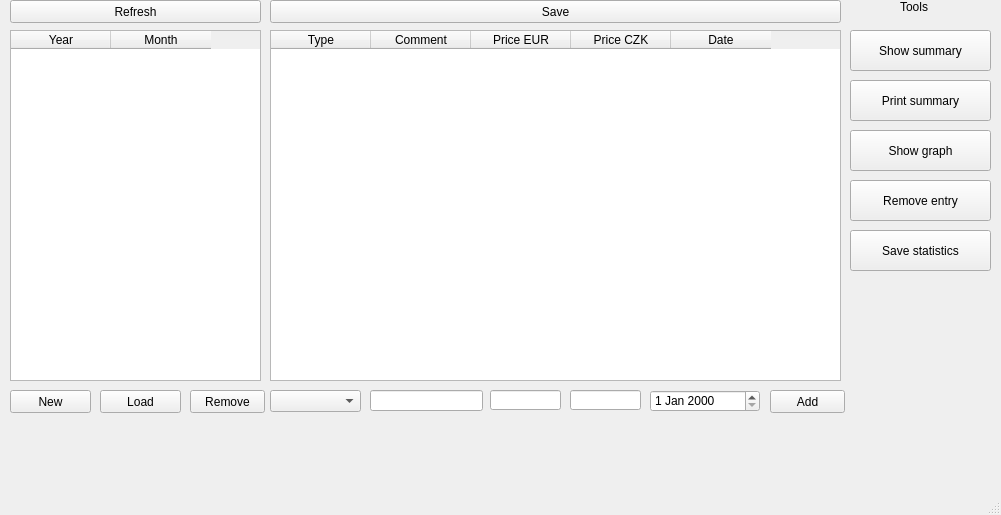
This is ui/mainwindow.ui in FoxMD/Finance as Qt 5 draws it before an edit. The edited form follows.
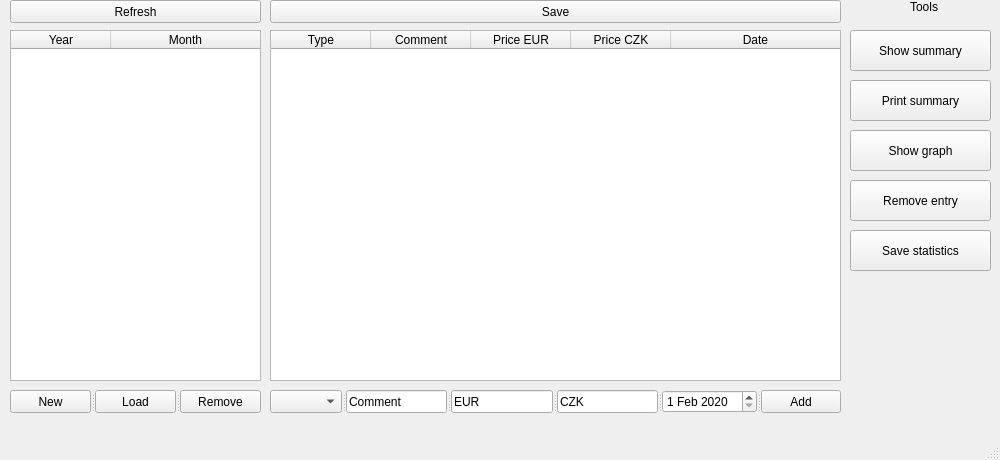
This is the edited form.

Commit message: xls read/write

```diff
--- a/ui/mainwindow.ui
+++ b/ui/mainwindow.ui
@@ -6,10 +6,16 @@
    <rect>
     <x>0</x>
     <y>0</y>
-    <width>1001</width>
-    <height>515</height>
+    <width>1000</width>
+    <height>460</height>
    </rect>
   </property>
+  <property name="sizePolicy">
+   <sizepolicy hsizetype="Fixed" vsizetype="Fixed">
+    <horstretch>0</horstretch>
+    <verstretch>0</verstretch>
+   </sizepolicy>
+  </property>
   <property name="windowTitle">
    <string>Finance</string>
   </property>
@@ -36,6 +42,18 @@
       <height>351</height>
      </rect>
     </property>
+    <property name="frameShadow">
+     <enum>QFrame::Sunken</enum>
+    </property>
+    <property name="sortingEnabled">
+     <bool>true</bool>
+    </property>
+    <attribute name="horizontalHeaderStretchLastSection">
+     <bool>true</bool>
+    </attribute>
+    <attribute name="verticalHeaderStretchLastSection">
+     <bool>false</bool>
+    </attribute>
     <column>
      <property name="text">
       <string>Year</string>
@@ -47,32 +65,6 @@
      </property>
     </column>
    </widget>
-   <widget class="QPushButton" name="newButton">
-    <property name="geometry">
-     <rect>
-      <x>10</x>
-      <y>390</y>
-      <width>81</width>
-      <height>23</height>
-     </rect>
-    </property>
-    <property name="text">
-     <string>New</string>
-    </property>
-   </widget>
-   <widget class="QPushButton" name="loadButton">
-    <property name="geometry">
-     <rect>
-      <x>100</x>
-      <y>390</y>
-      <width>81</width>
-      <height>23</height>
-     </rect>
-    </property>
-    <property name="text">
-     <string>Load</string>
-    </property>
-   </widget>
    <widget class="QTableWidget" name="tableWidget_2">
     <property name="geometry">
      <rect>
@@ -88,6 +80,12 @@
     <attribute name="horizontalHeaderCascadingSectionResizes">
      <bool>false</bool>
     </attribute>
+    <attribute name="horizontalHeaderStretchLastSection">
+     <bool>true</bool>
+    </attribute>
+    <attribute name="verticalHeaderStretchLastSection">
+     <bool>false</bool>
+    </attribute>
     <column>
      <property name="text">
       <string>Type</string>
@@ -114,69 +112,6 @@
      </property>
     </column>
    </widget>
-   <widget class="QPushButton" name="addButton">
-    <property name="geometry">
-     <rect>
-      <x>770</x>
-      <y>390</y>
-      <width>75</width>
-      <height>23</height>
-     </rect>
-    </property>
-    <property name="text">
-     <string>Add</string>
-    </property>
-   </widget>
-   <widget class="QComboBox" name="itemBox">
-    <property name="geometry">
-     <rect>
-      <x>270</x>
-      <y>390</y>
-      <width>91</width>
-      <height>22</height>
-     </rect>
-    </property>
-   </widget>
-   <widget class="QLineEdit" name="commentField">
-    <property name="geometry">
-     <rect>
-      <x>370</x>
-      <y>390</y>
-      <width>113</width>
-      <height>21</height>
-     </rect>
-    </property>
-   </widget>
-   <widget class="QLineEdit" name="priceFieldEUR">
-    <property name="geometry">
-     <rect>
-      <x>490</x>
-      <y>390</y>
-      <width>71</width>
-      <height>20</height>
-     </rect>
-    </property>
-   </widget>
-   <widget class="QLineEdit" name="priceFieldCZK">
-    <property name="geometry">
-     <rect>
-      <x>570</x>
-      <y>390</y>
-      <width>71</width>
-      <height>20</height>
-     </rect>
-    </property>
-   </widget>
-   <widget class="QDateEdit" name="dateEdit">
-    <property name="geometry">
-     <rect>
-      <x>650</x>
-      <y>390</y>
-      <width>110</width>
-      <height>22</height>
-     </rect>
-    </property>
-   </widget>
    <widget class="QPushButton" name="saveButton">
     <property name="geometry">
      <rect>
@@ -190,23 +125,10 @@
      <string>Save</string>
     </property>
    </widget>
-   <widget class="QPushButton" name="removeButton">
-    <property name="geometry">
-     <rect>
-      <x>190</x>
-      <y>390</y>
-      <width>75</width>
-      <height>23</height>
-     </rect>
-    </property>
-    <property name="text">
-     <string>Remove</string>
-    </property>
-   </widget>
    <widget class="QLabel" name="label">
     <property name="geometry">
      <rect>
-      <x>900</x>
+      <x>910</x>
       <y>0</y>
       <width>47</width>
       <height>13</height>
@@ -281,6 +203,94 @@
      <string>Save statistics</string>
     </property>
    </widget>
+   <widget class="QSplitter" name="splitter">
+    <property name="geometry">
+     <rect>
+      <x>10</x>
+      <y>390</y>
+      <width>251</width>
+      <height>23</height>
+     </rect>
+    </property>
+    <property name="orientation">
+     <enum>Qt::Horizontal</enum>
+    </property>
+    <widget class="QPushButton" name="newButton">
+     <property name="text">
+      <string>New</string>
+     </property>
+    </widget>
+    <widget class="QPushButton" name="loadButton">
+     <property name="text">
+      <string>Load</string>
+     </property>
+    </widget>
+    <widget class="QPushButton" name="removeButton">
+     <property name="text">
+      <string>Remove</string>
+     </property>
+    </widget>
+   </widget>
+   <widget class="QSplitter" name="splitter_2">
+    <property name="geometry">
+     <rect>
+      <x>270</x>
+      <y>390</y>
+      <width>571</width>
+      <height>23</height>
+     </rect>
+    </property>
+    <property name="orientation">
+     <enum>Qt::Horizontal</enum>
+    </property>
+    <widget class="QComboBox" name="itemBox"/>
+    <widget class="QLineEdit" name="commentField">
+     <property name="text">
+      <string>Comment</string>
+     </property>
+    </widget>
+    <widget class="QLineEdit" name="priceFieldEUR">
+     <property name="text">
+      <string>EUR</string>
+     </property>
+    </widget>
+    <widget class="QLineEdit" name="priceFieldCZK">
+     <property name="text">
+      <string>CZK</string>
+     </property>
+    </widget>
+    <widget class="QDateEdit" name="dateEdit">
+     <property name="dateTime">
+      <datetime>
+       <hour>0</hour>
+       <minute>0</minute>
+       <second>0</second>
+       <year>2020</year>
+       <month>2</month>
+       <day>1</day>
+      </datetime>
+     </property>
+     <property name="maximumDate">
+      <date>
+       <year>9999</year>
+       <month>3</month>
+       <day>30</day>
+      </date>
+     </property>
+     <property name="date">
+      <date>
+       <year>2020</year>
+       <month>2</month>
+       <day>1</day>
+      </date>
+     </property>
+    </widget>
+    <widget class="QPushButton" name="addButton">
+     <property name="text">
+      <string>Add</string>
+     </property>
+    </widget>
+   </widget>
   </widget>
   <widget class="QMenuBar" name="menubar">
    <property name="geometry">
```
Left out of the diff: 5 changed lines with no effect on the pictures. The commit also changes 2 other files.
